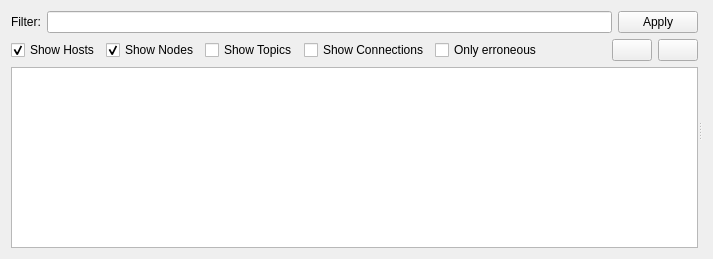
Above: rqt_arni_gui_detail/resources/TreeWidget.ui from ROS-PSE/arni before the change. Below: the same form after it.
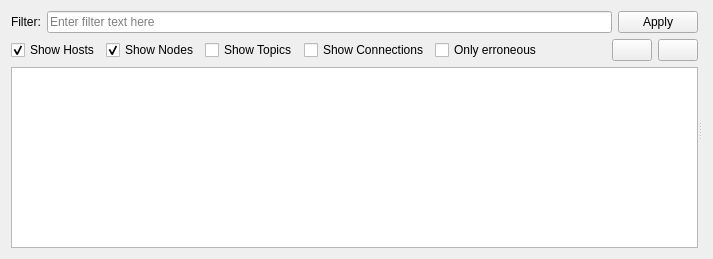
That is the form after the change. Icons and pictures are not drawn.

The edit to the form file:
```diff
--- a/rqt_arni_gui_detail/resources/TreeWidget.ui
+++ b/rqt_arni_gui_detail/resources/TreeWidget.ui
@@ -31,7 +31,11 @@
           </widget>
          </item>
          <item>
-          <widget class="QLineEdit" name="filter_line_Edit"/>
+          <widget class="QLineEdit" name="filter_line_Edit">
+           <property name="placeholderText">
+            <string>Enter filter text here</string>
+           </property>
+          </widget>
          </item>
          <item>
           <widget class="QPushButton" name="apply_push_button">
```
